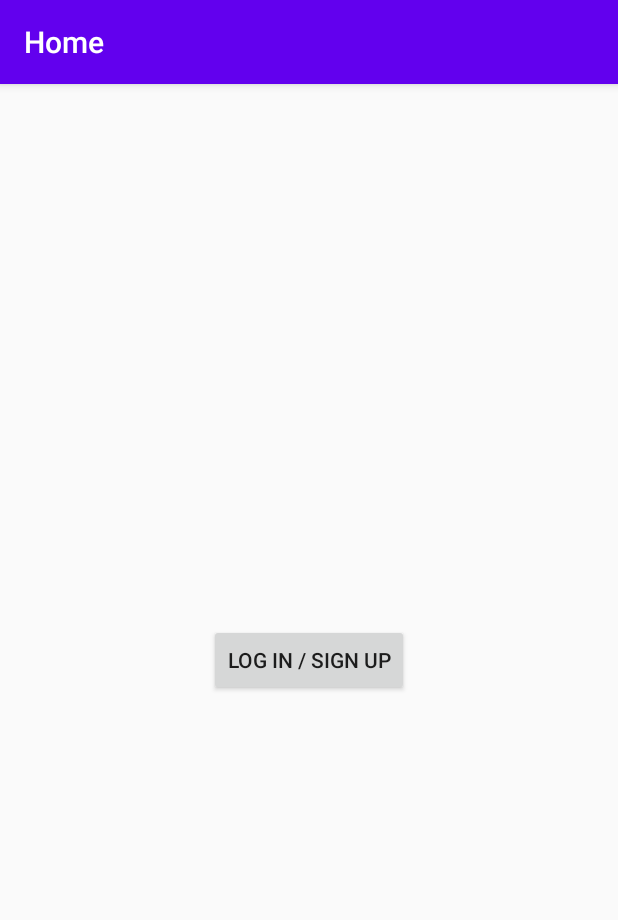
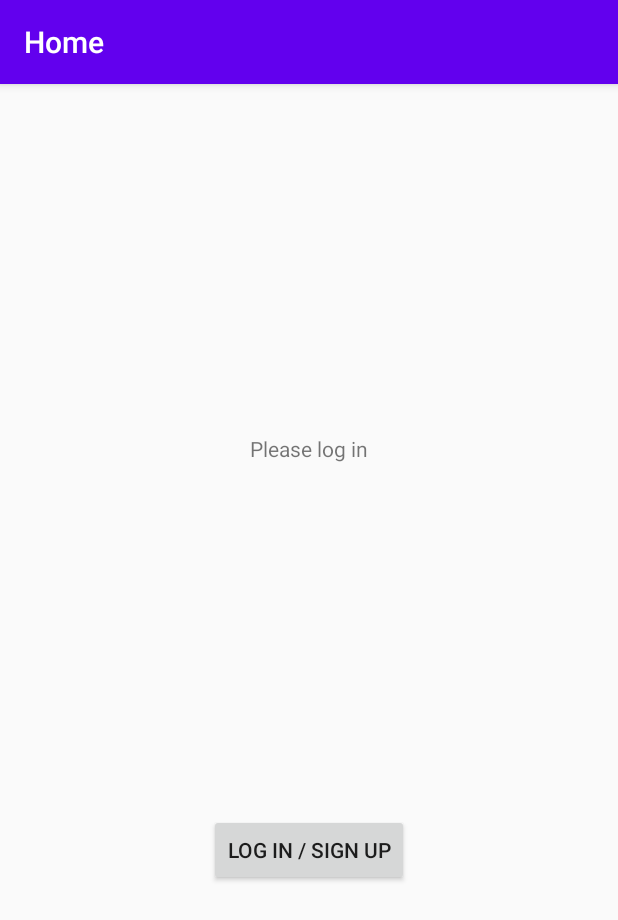
Before and after one commit to SelfFormat/your-random-quotes, an Android app: the screen it shows after launch (MainActivity), on a phone screen of 412 x 824 dp. Shown: the top 920 px of the screen. Run offline under Robolectric (Android 15) with nearby library versions, the phone set to English and light mode, and no system bars; our stand-ins replace Firebase (no records; nobody signed in at launch, a user with empty details on screens opened directly), navigation-ui; libraries missing offline, so code that uses them is left out: com.firebase.ui.

Commit message:
add possibility to log in or sign up with firebase using AuthUI

```diff
--- /dev/null
+++ b/app/src/main/java/com/selfformat/yourrandomquote/FirebaseUserLiveData.kt
@@ -0,0 +1,21 @@
+package com.selfformat.yourrandomquote
+
+import com.google.firebase.auth.FirebaseUser
+import com.google.firebase.auth.FirebaseAuth
+import androidx.lifecycle.LiveData
+
+class FirebaseUserLiveData : LiveData<FirebaseUser?>() {
+    private val firebaseAuth = FirebaseAuth.getInstance()
+
+    private val authStateListener = FirebaseAuth.AuthStateListener { firebaseAuth ->
+        value = firebaseAuth.currentUser
+    }
+
+    override fun onActive() {
+        firebaseAuth.addAuthStateListener(authStateListener)
+    }
+
+    override fun onInactive() {
+        firebaseAuth.removeAuthStateListener(authStateListener)
+    }
+}
--- a/app/src/main/java/com/selfformat/yourrandomquote/LoginViewModel.kt
+++ b/app/src/main/java/com/selfformat/yourrandomquote/LoginViewModel.kt
@@ -1,7 +1,20 @@
 package com.selfformat.yourrandomquote
 
 import androidx.lifecycle.ViewModel
+import androidx.lifecycle.map
 
 class LoginViewModel : ViewModel() {
-    // TODO: Implement the ViewModel
+
+    enum class AuthenticationState {
+        AUTHENTICATED, UNAUTHENTICATED
+    }
+
+    val authenticationState = FirebaseUserLiveData().map { user ->
+        if (user != null) {
+            AuthenticationState.AUTHENTICATED
+        } else {
+            AuthenticationState.UNAUTHENTICATED
+        }
+    }
+
 }
--- a/app/src/main/java/com/selfformat/yourrandomquote/MainFragment.kt
+++ b/app/src/main/java/com/selfformat/yourrandomquote/MainFragment.kt
@@ -1,18 +1,24 @@
 package com.selfformat.yourrandomquote
 
+import android.app.Activity
+import android.content.Intent
 import android.os.Bundle
+import android.util.Log
 import android.view.LayoutInflater
 import android.view.View
 import android.view.ViewGroup
 import androidx.fragment.app.Fragment
-import androidx.lifecycle.ViewModelProviders
+import androidx.fragment.app.viewModels
+import androidx.lifecycle.Observer
 import androidx.navigation.Navigation
+import com.firebase.ui.auth.AuthUI
+import com.firebase.ui.auth.IdpResponse
+import com.google.firebase.auth.FirebaseAuth
 import kotlinx.android.synthetic.main.main_fragment.*
-
 
 class MainFragment : Fragment() {
 
-    private lateinit var viewModel: MainViewModel
+    private val viewModel: LoginViewModel by viewModels()
 
     override fun onCreateView(
         inflater: LayoutInflater, container: ViewGroup?,
@@ -23,11 +29,79 @@ class MainFragment : Fragment() {
 
     override fun onActivityCreated(savedInstanceState: Bundle?) {
         super.onActivityCreated(savedInstanceState)
-        viewModel = ViewModelProviders.of(this).get(MainViewModel::class.java)
+        observeAuthenticationState()
+        logInSignUpButton.setOnClickListener {
+            launchSignInFlow()
+        }
+    }
 
-        logInSignUpButton.setOnClickListener(
-            Navigation.createNavigateOnClickListener(R.id.action_mainFragment_to_loginFragment, null)
+    override fun onActivityResult(requestCode: Int, resultCode: Int, data: Intent?) {
+        super.onActivityResult(requestCode, resultCode, data)
+        if (requestCode == SIGN_IN_RESULT_CODE) {
+            val response = IdpResponse.fromResultIntent(data)
+            if (resultCode == Activity.RESULT_OK) {
+                Log.i(TAG, "Successfully signed in user ${FirebaseAuth.getInstance().currentUser?.displayName}!")
+            } else {
+                Log.i(TAG, "Sign in unsuccessful ${response?.error?.errorCode}")
+            }
+        }
+    }
+
+    private fun observeAuthenticationState() {
+        viewModel.authenticationState.observe(viewLifecycleOwner, Observer { authenticationState ->
+            when (authenticationState) {
+                LoginViewModel.AuthenticationState.AUTHENTICATED -> {
+                    welcome.text = showPersonalizedWelcomeMessage(getString(R.string.welcome))
+
+                    logInSignUpButton.text = getString(R.string.sign_out)
+                    logInSignUpButton.setOnClickListener {
+                        AuthUI.getInstance().signOut(requireContext())
+                    }
+                }
+                else -> {
+                    welcome.text = getString(R.string.please_log_in)
+                    logInSignUpButton.text = getString(R.string.log_in_sign_up)
+                    logInSignUpButton.setOnClickListener {
+                        launchSignInFlow()
+                    }
+                }
+            }
+        })
+    }
+
+
+    private fun showPersonalizedWelcomeMessage(message: String): String {
+        return String.format(
+            resources.getString(
+                R.string.welcome_message_authed,
+                FirebaseAuth.getInstance().currentUser?.displayName,
+                message
+            )
         )
     }
 
+    private fun launchSignInFlow() {
+        val providers = arrayListOf(
+            AuthUI.IdpConfig.EmailBuilder().build(),
+            AuthUI.IdpConfig.GoogleBuilder().build()
+        )
+
+        startActivityForResult(
+            AuthUI.getInstance()
+                .createSignInIntentBuilder()
+                .setAvailableProviders(providers)
+                .build(),
+            SIGN_IN_RESULT_CODE
+        )
+    }
+
+    companion object {
+        const val TAG = "MainFragment"
+        const val SIGN_IN_RESULT_CODE = 1001
+    }
+
+    fun navigateToLoginFragment() {
+        Navigation.createNavigateOnClickListener(R.id.action_mainFragment_to_loginFragment, null)
+    }
+
 }
--- a/app/src/main/res/layout/main_fragment.xml
+++ b/app/src/main/res/layout/main_fragment.xml
@@ -1,19 +1,29 @@
 <?xml version="1.0" encoding="utf-8"?>
 <androidx.constraintlayout.widget.ConstraintLayout xmlns:android="http://schemas.android.com/apk/res/android"
+    xmlns:app="http://schemas.android.com/apk/res-auto"
     xmlns:tools="http://schemas.android.com/tools"
     android:layout_width="match_parent"
     android:layout_height="match_parent"
-    xmlns:app="http://schemas.android.com/apk/res-auto"
     tools:context=".MainFragment">
+
+    <TextView
+        android:id="@+id/welcome"
+        android:layout_width="wrap_content"
+        android:layout_height="wrap_content"
+        app:layout_constraintBottom_toTopOf="@+id/logInSignUpButton"
+        app:layout_constraintEnd_toEndOf="parent"
+        app:layout_constraintStart_toStartOf="parent"
+        app:layout_constraintTop_toTopOf="parent"
+        android:text="@string/app_name" />
 
     <Button
         android:id="@+id/logInSignUpButton"
         android:layout_width="wrap_content"
         android:layout_height="wrap_content"
+        android:text="@string/log_in_sign_up"
+        app:layout_constraintBottom_toBottomOf="parent"
+        app:layout_constraintEnd_toEndOf="parent"
         app:layout_constraintStart_toStartOf="parent"
-        app:layout_constraintEnd_toEndOf="parent"
-        app:layout_constraintTop_toTopOf="parent"
-        app:layout_constraintBottom_toBottomOf="parent"
-        android:text="@string/log_in_sign_up" />
+        app:layout_constraintTop_toBottomOf="@+id/welcome" />
 
 </androidx.constraintlayout.widget.ConstraintLayout>
--- a/app/src/main/res/values/strings.xml
+++ b/app/src/main/res/values/strings.xml
@@ -3,4 +3,8 @@
     <string name="refresh">Refresh</string>
     <string name="quote_placeholder">Random quote here</string>
     <string name="log_in_sign_up">Log in / Sign up</string>
+    <string name="sign_out">Sign out</string>
+    <string name="welcome_message_authed">Hi %1$s! %2$s.</string>
+    <string name="please_log_in">Please log in</string>
+    <string name="welcome">Welcome!</string>
 </resources>
```
Also changed, not shown: app/src/main/java/com/selfformat/yourrandomquote/LoginFragment.kt (+3 -4 lines).
